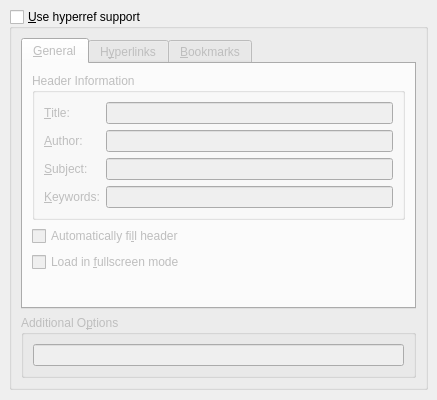
Old version of the form src/frontends/qt4/ui/PDFSupportUi.ui in the repository cburschka/lyx.
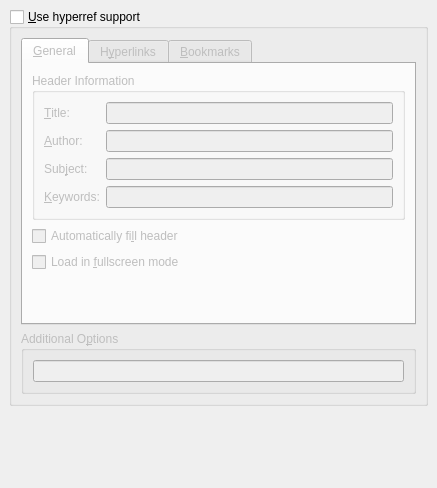
New version of the form.

The edit to the form file:
```diff
--- a/src/frontends/qt4/ui/PDFSupportUi.ui
+++ b/src/frontends/qt4/ui/PDFSupportUi.ui
@@ -1,12 +1,12 @@
 <ui version="4.0" >
  <class>PDFSupportUi</class>
- <widget class="QWidget" name="PDFSupportUi" >
-  <property name="geometry" >
+ <widget class="QWidget" name="PDFSupportUi">
+  <property name="geometry">
    <rect>
     <x>0</x>
     <y>0</y>
     <width>437</width>
-    <height>400</height>
+    <height>488</height>
    </rect>
   </property>
   <property name="windowTitle" >
@@ -90,8 +90,11 @@
             <property name="title" >
              <string>Header Information</string>
             </property>
-            <layout class="QGridLayout" >
-             <property name="margin" >
+            <property name="flat">
+             <bool>true</bool>
+            </property>
+            <layout class="QGridLayout">
+             <property name="leftMargin">
               <number>9</number>
              </property>
              <property name="spacing" >
@@ -123,10 +126,10 @@
              <item row="1" column="1" >
               <widget class="QLineEdit" name="authorLE" />
              </item>
-             <item row="2" column="0" >
-              <widget class="QLabel" name="subjectL" >
-               <property name="text" >
-                <string>&amp;Subject:</string>
+             <item row="2" column="0">
+              <widget class="QLabel" name="subjectL">
+               <property name="text">
+                <string>Sub&amp;ject:</string>
                </property>
                <property name="buddy" >
                 <cstring>subjectLE</cstring>
@@ -387,8 +390,8 @@
         <property name="title" >
          <string>Additional O&amp;ptions</string>
         </property>
-        <property name="flat" >
-         <bool>false</bool>
+        <property name="flat">
+         <bool>true</bool>
         </property>
         <property name="checkable" >
          <bool>false</bool>
@@ -403,12 +406,10 @@
          <property name="spacing" >
           <number>6</number>
          </property>
-         <item row="0" column="0" >
-          <widget class="QLineEdit" name="optionsLE" >
-           <property name="sizePolicy" >
-            <sizepolicy>
-             <hsizetype>7</hsizetype>
-             <vsizetype>0</vsizetype>
+         <item row="0" column="0">
+          <widget class="QLineEdit" name="optionsLE">
+           <property name="sizePolicy">
+            <sizepolicy hsizetype="Expanding" vsizetype="Fixed">
              <horstretch>0</horstretch>
              <verstretch>0</verstretch>
             </sizepolicy>
```
Left out of the diff: 369 changed lines with no effect on the pictures.
